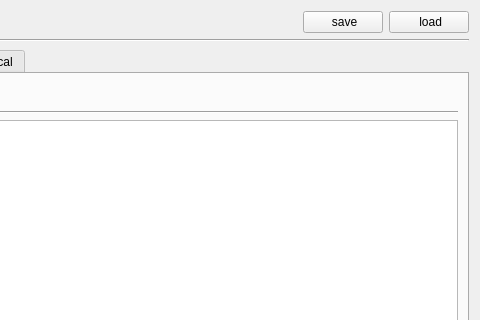
TUW-VieVS/VieSchedppGUI, file obsmodedialog.ui: the form before one commit; both pictures show x 415 to 895 and y 0 to 320 of the 895 by 607 pixel window.
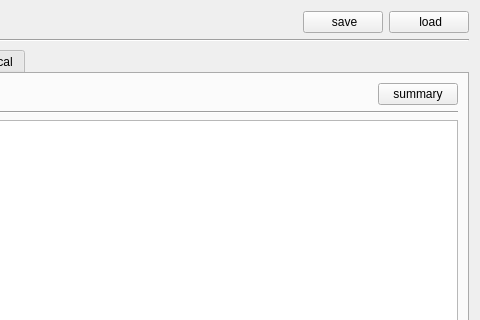
The form after the commit. The open tabs and pages were chosen to show the change. Icons and pictures are not drawn.

Commit message: obsmode summary added

```diff
--- a/obsmodedialog.ui
+++ b/obsmodedialog.ui
@@ -171,6 +171,13 @@
            </property>
           </spacer>
          </item>
+         <item>
+          <widget class="QPushButton" name="pushButton_summary">
+           <property name="text">
+            <string>summary</string>
+           </property>
+          </widget>
+         </item>
         </layout>
        </item>
        <item>
```
Left out of the diff: 7 changed lines with no effect on the pictures. The commit also changes 4 other files.
